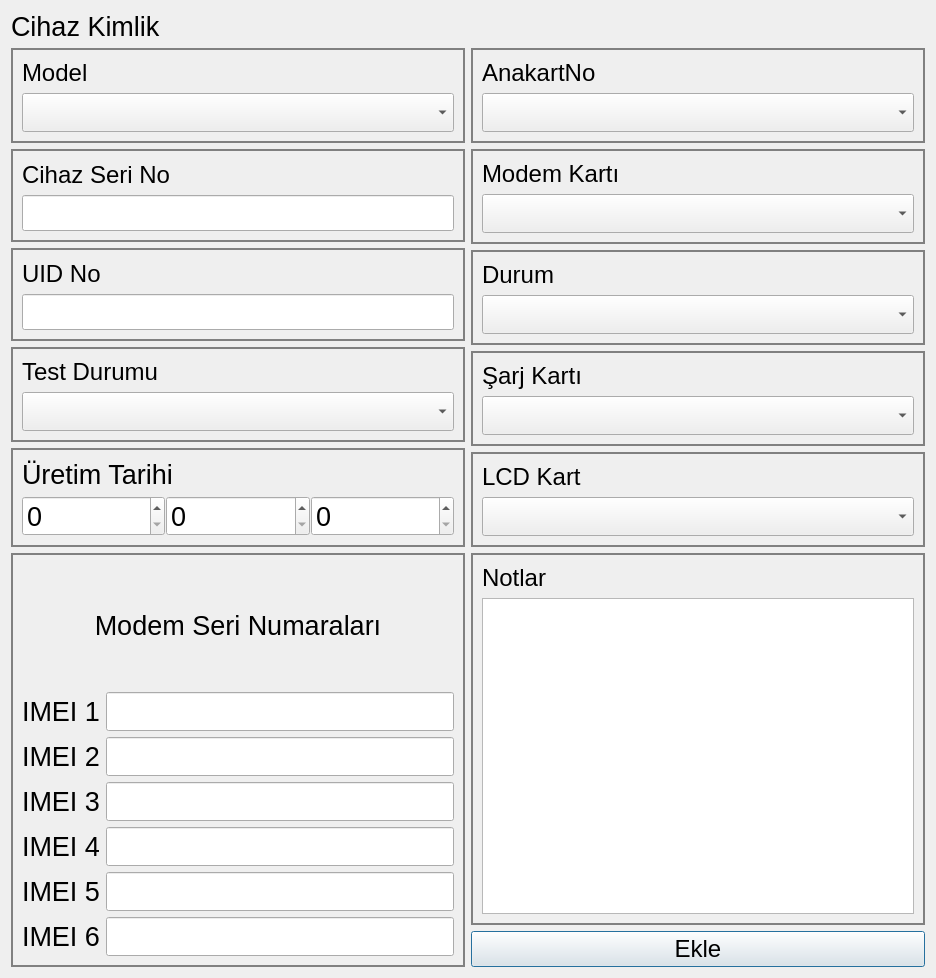
This is secdialog.ui in yunusemrecinar/QT5-cihaz-kimlik-teknik-servis as Qt 5 draws it before an edit. The edited form follows.
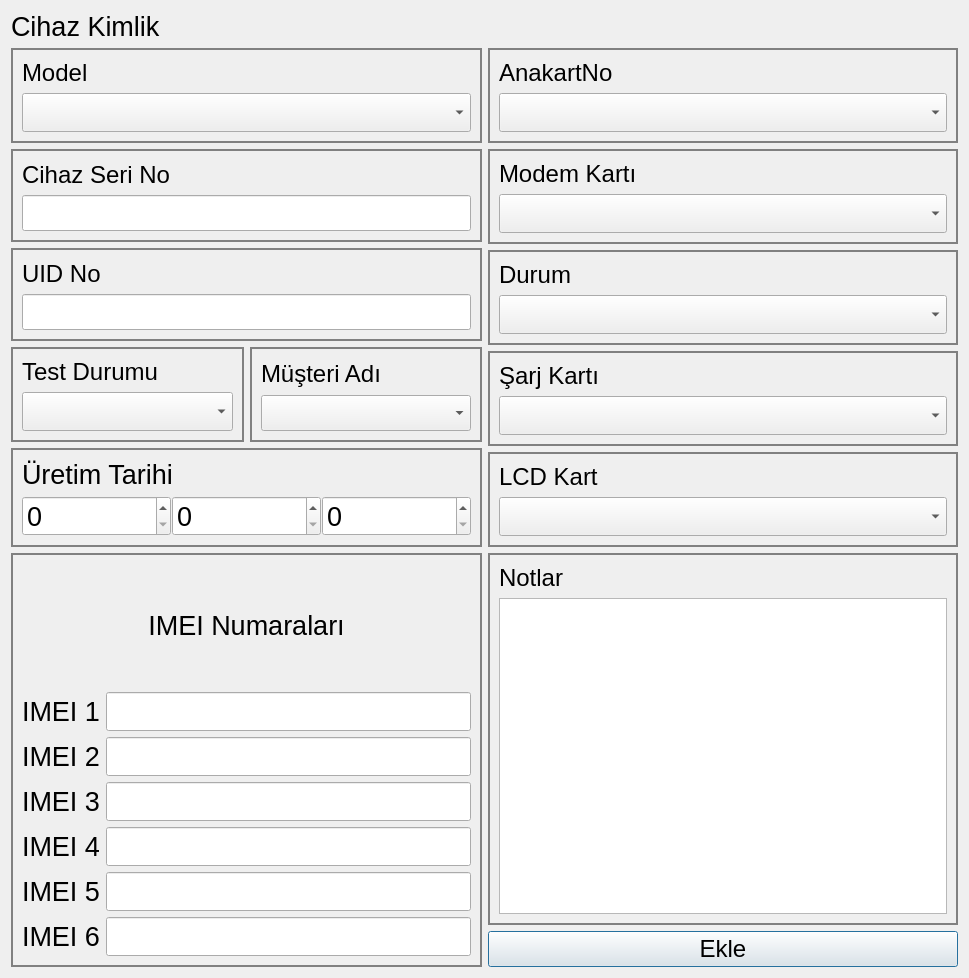
This is the edited form.

The edit to the form file:
```diff
--- a/secdialog.ui
+++ b/secdialog.ui
@@ -6,7 +6,7 @@
    <rect>
     <x>0</x>
     <y>0</y>
-    <width>936</width>
+    <width>969</width>
     <height>978</height>
    </rect>
   </property>
@@ -18,7 +18,7 @@
   <property name="windowTitle">
    <string>Dialog</string>
   </property>
-  <layout class="QVBoxLayout" name="verticalLayout_10">
+  <layout class="QVBoxLayout" name="verticalLayout_19">
    <item>
     <layout class="QVBoxLayout" name="verticalLayout_14">
      <item>
@@ -162,6 +162,8 @@
           </widget>
          </item>
          <item>
+          <layout class="QHBoxLayout" name="horizontalLayout_3">
+           <item>
           <widget class="QGroupBox" name="TestDurumBox">
            <property name="styleSheet">
             <string notr="true">QGroupBox {
@@ -199,6 +201,55 @@
           </widget>
          </item>
          <item>
+            <widget class="QGroupBox" name="musteriAdiBox">
+             <property name="minimumSize">
+              <size>
+               <width>0</width>
+               <height>0</height>
+              </size>
+             </property>
+             <property name="styleSheet">
+              <string notr="true">QGroupBox {
+border: 2px solid grey;
+}</string>
+             </property>
+             <layout class="QVBoxLayout" name="verticalLayout_10">
+              <item>
+               <widget class="QLabel" name="musteriAdi_2">
+                <property name="maximumSize">
+                 <size>
+                  <width>16777215</width>
+                  <height>16777215</height>
+                 </size>
+                </property>
+                <property name="font">
+                 <font>
+                  <pointsize>18</pointsize>
+                 </font>
+                </property>
+                <property name="text">
+                 <string>Müşteri Adı</string>
+                </property>
+               </widget>
+              </item>
+              <item>
+               <widget class="QComboBox" name="musteriAdi_1">
+                <property name="enabled">
+                 <bool>true</bool>
+                </property>
+                <property name="font">
+                 <font>
+                  <pointsize>18</pointsize>
+                 </font>
+                </property>
+               </widget>
+              </item>
+             </layout>
+            </widget>
+           </item>
+          </layout>
+         </item>
+         <item>
           <widget class="QGroupBox" name="uretimTarihBox">
            <property name="styleSheet">
             <string notr="true">QGroupBox {
@@ -503,7 +554,7 @@
              <enum>Qt::LeftToRight</enum>
             </property>
             <property name="text">
-             <string>Modem Seri Numaraları</string>
+             <string>IMEI Numaraları</string>
             </property>
             <property name="alignment">
              <set>Qt::AlignCenter</set>
```
Lines whose indentation alone changed are shown as unchanged.
